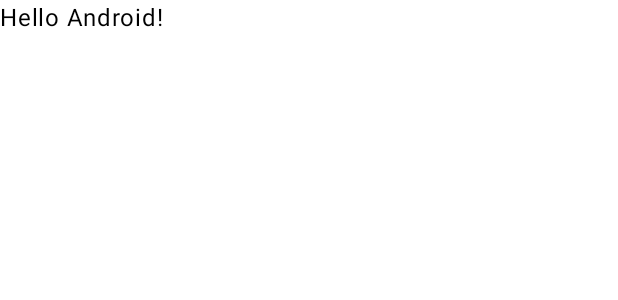
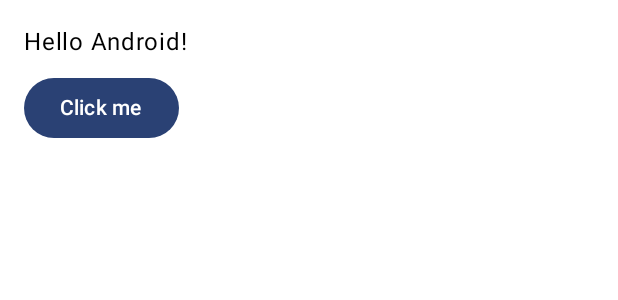
Before and after one commit to fatux-cr/Lab4, an Android app built with Jetpack Compose: the @Preview function GreetingPreview, on a phone screen of 412 x 824 dp. Shown: the top 300 px of the screen. Run offline under Robolectric (Android 15) with nearby library versions, the phone set to English and light mode, and no system bars.

Commit message:
Add BUTTON component

```diff
--- a/app/src/main/java/com/example/lab_04/MainActivity.kt
+++ b/app/src/main/java/com/example/lab_04/MainActivity.kt
@@ -63,13 +63,18 @@ class MainActivity : ComponentActivity() {
         }
     }
 }
-//TEXT:
+//BUTTON
 @Composable
 fun Greeting(name: String, modifier: Modifier = Modifier) {
-    Text(
-        text = "Hello $name!",
-        modifier = modifier
-    )
+    Column(modifier = modifier.padding(16.dp)) {
+        Text(
+            text = "Hello $name!"
+        )
+        Spacer(modifier = Modifier.height(8.dp))
+        Button(onClick = { /* acción simulada */ }) {
+            Text("Click me")
+        }
+    }
 }
 
 @Preview(showBackground = true)
```
